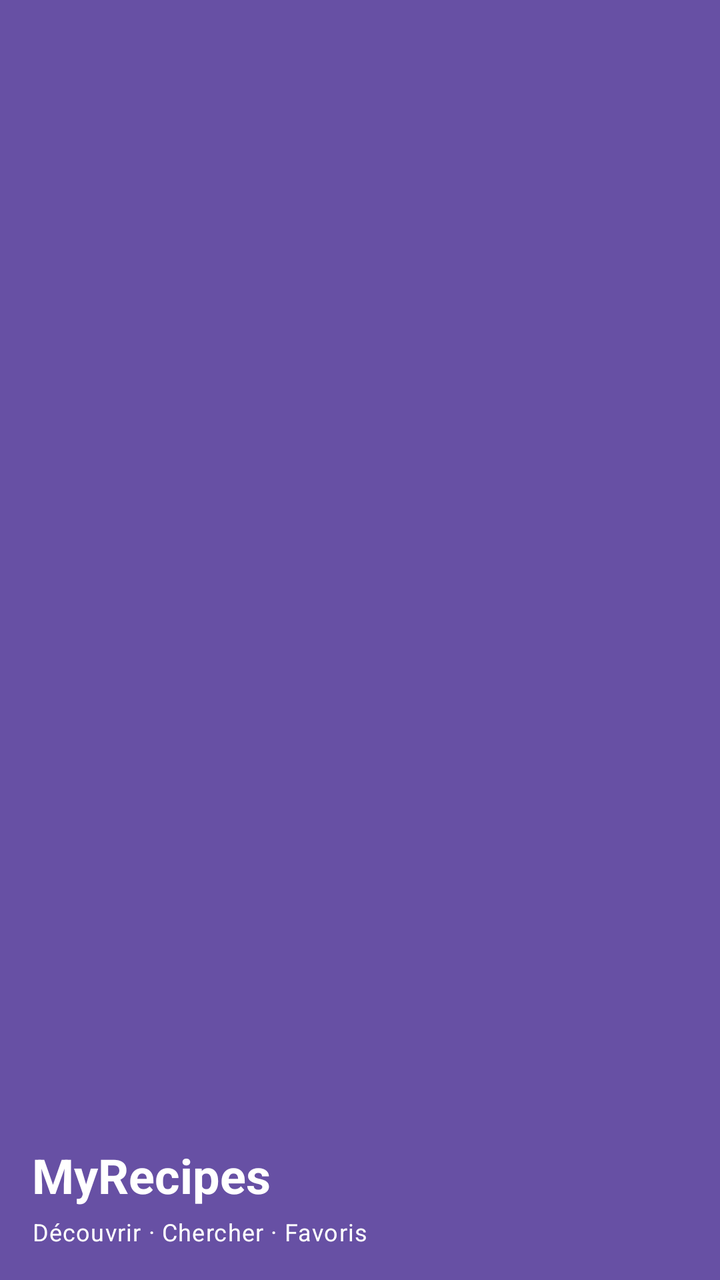
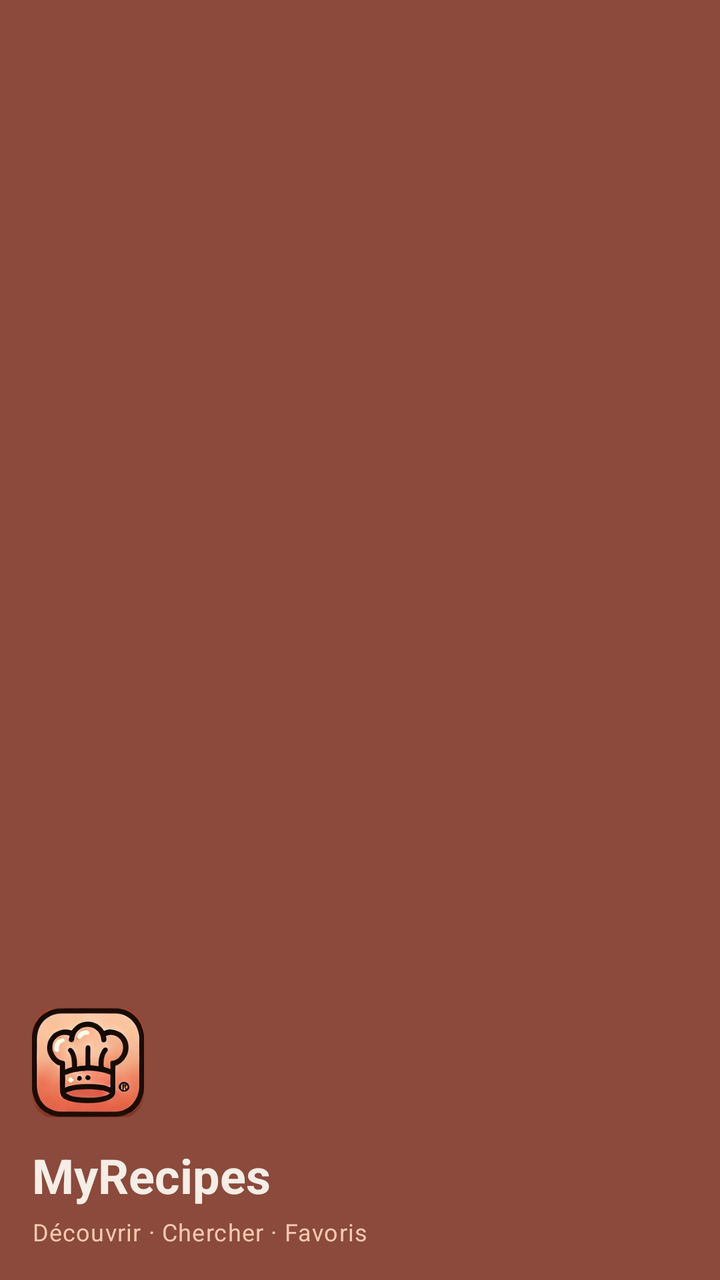

Compare the two renders of this Android layout. The source of the first and the diff that turns it into the second are given below.
<!-- AndroidManifest.xml: application theme Theme.MyRecipes_Luque -->
<!-- res/layout/nav_header.xml -->
<?xml version="1.0" encoding="utf-8"?>
<LinearLayout xmlns:android="http://schemas.android.com/apk/res/android"
    android:layout_width="match_parent"
    android:layout_height="176dp"
    android:background="?attr/colorPrimary"
    android:gravity="bottom"
    android:orientation="vertical"
    android:padding="16dp"
    android:theme="@style/ThemeOverlay.AppCompat.Dark">

    <TextView
        android:layout_width="wrap_content"
        android:layout_height="wrap_content"
        android:text="@string/app_name"
        android:textAppearance="@style/TextAppearance.Material3.HeadlineSmall"
        android:textColor="@android:color/white"
        android:textStyle="bold" />

    <TextView
        android:layout_width="wrap_content"
        android:layout_height="wrap_content"
        android:layout_marginTop="4dp"
        android:text="@string/nav_header_subtitle"
        android:textAppearance="@style/TextAppearance.Material3.BodySmall"
        android:textColor="@android:color/white" />

</LinearLayout>
<!-- resources referenced by this layout -->
<resources>
  <string name="app_name">MyRecipes</string>
  <string name="nav_header_subtitle">Découvrir · Chercher · Favoris</string>
  <style name="Theme.MyRecipes_Luque" parent="Base.Theme.MyRecipes_Luque" />
  <style name="Base.Theme.MyRecipes_Luque" parent="Theme.Material3.DayNight.NoActionBar">
          
          
      </style>
</resources>

<!-- the commit's change to res/layout/nav_header.xml (unified diff, before → after) -->
@@ -2,18 +2,26 @@
 <LinearLayout xmlns:android="http://schemas.android.com/apk/res/android"
     android:layout_width="match_parent"
     android:layout_height="176dp"
-    android:background="?attr/colorPrimary"
+    android:background="@color/brand_terracotta"
     android:gravity="bottom"
     android:orientation="vertical"
-    android:padding="16dp"
-    android:theme="@style/ThemeOverlay.AppCompat.Dark">
+    android:padding="16dp">
+
+    <ImageView
+        android:layout_width="56dp"
+        android:layout_height="56dp"
+        android:background="@color/brand_terracotta"
+        android:contentDescription="@string/app_name"
+        android:scaleType="fitCenter"
+        android:src="@drawable/ic_nav_logo" />
 
     <TextView
         android:layout_width="wrap_content"
         android:layout_height="wrap_content"
+        android:layout_marginTop="12dp"
         android:text="@string/app_name"
         android:textAppearance="@style/TextAppearance.Material3.HeadlineSmall"
-        android:textColor="@android:color/white"
+        android:textColor="@color/brand_cream"
         android:textStyle="bold" />
 
     <TextView
@@ -22,6 +30,6 @@
         android:layout_marginTop="4dp"
         android:text="@string/nav_header_subtitle"
         android:textAppearance="@style/TextAppearance.Material3.BodySmall"
-        android:textColor="@android:color/white" />
+        android:textColor="@color/brand_peach" />
 
 </LinearLayout>
<!-- resource entries referenced after the edit -->
@@ -1,11 +1,35 @@
 <!-- resources referenced by this layout -->
 <resources>
+  <color name="brand_cream">#FFF5EDE6</color>
+  <color name="brand_peach">#FFF5C9B0</color>
+  <color name="brand_terracotta">#FF8B4A3B</color>
+  <!-- drawable ic_nav_logo: png bitmap (drawable, 56751 bytes) -->
   <string name="app_name">MyRecipes</string>
   <string name="nav_header_subtitle">Découvrir · Chercher · Favoris</string>
   <style name="Theme.MyRecipes_Luque" parent="Base.Theme.MyRecipes_Luque" />
   <style name="Base.Theme.MyRecipes_Luque" parent="Theme.Material3.DayNight.NoActionBar">
-          
-          
+          <item name="colorPrimary">@color/md_theme_light_primary</item>
+          <item name="colorOnPrimary">@color/md_theme_light_onPrimary</item>
+          <item name="colorPrimaryContainer">@color/md_theme_light_primaryContainer</item>
+          <item name="colorOnPrimaryContainer">@color/md_theme_light_onPrimaryContainer</item>
+          <item name="colorSecondary">@color/md_theme_light_secondary</item>
+          <item name="colorOnSecondary">@color/md_theme_light_onSecondary</item>
+          <item name="android:colorBackground">@color/md_theme_light_background</item>
+          <item name="colorOnBackground">@color/md_theme_light_onBackground</item>
+          <item name="colorSurface">@color/md_theme_light_surface</item>
+          <item name="colorOnSurface">@color/md_theme_light_onSurface</item>
+          <item name="android:statusBarColor">@color/md_theme_light_primary</item>
+          <item name="android:navigationBarColor">@color/md_theme_light_surface</item>
       </style>
+  <color name="md_theme_light_primary">#FF8B4A3B</color>
+  <color name="md_theme_light_onPrimary">#FFF5EDE6</color>
+  <color name="md_theme_light_primaryContainer">#FFF5C9B0</color>
+  <color name="md_theme_light_onPrimaryContainer">#FF3D2314</color>
+  <color name="md_theme_light_secondary">#FFE8917A</color>
+  <color name="md_theme_light_onSecondary">#FF3D2314</color>
+  <color name="md_theme_light_background">#FFFFF8F5</color>
+  <color name="md_theme_light_onBackground">#FF3D2314</color>
+  <color name="md_theme_light_surface">#FFFFF8F5</color>
+  <color name="md_theme_light_onSurface">#FF3D2314</color>
 </resources>
 
